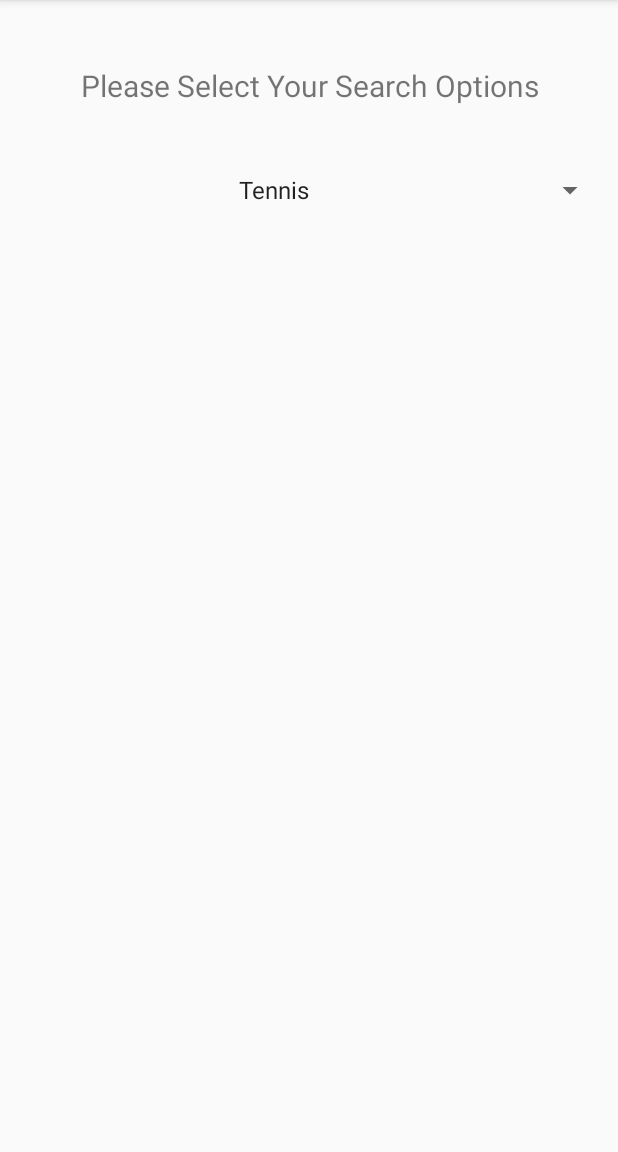
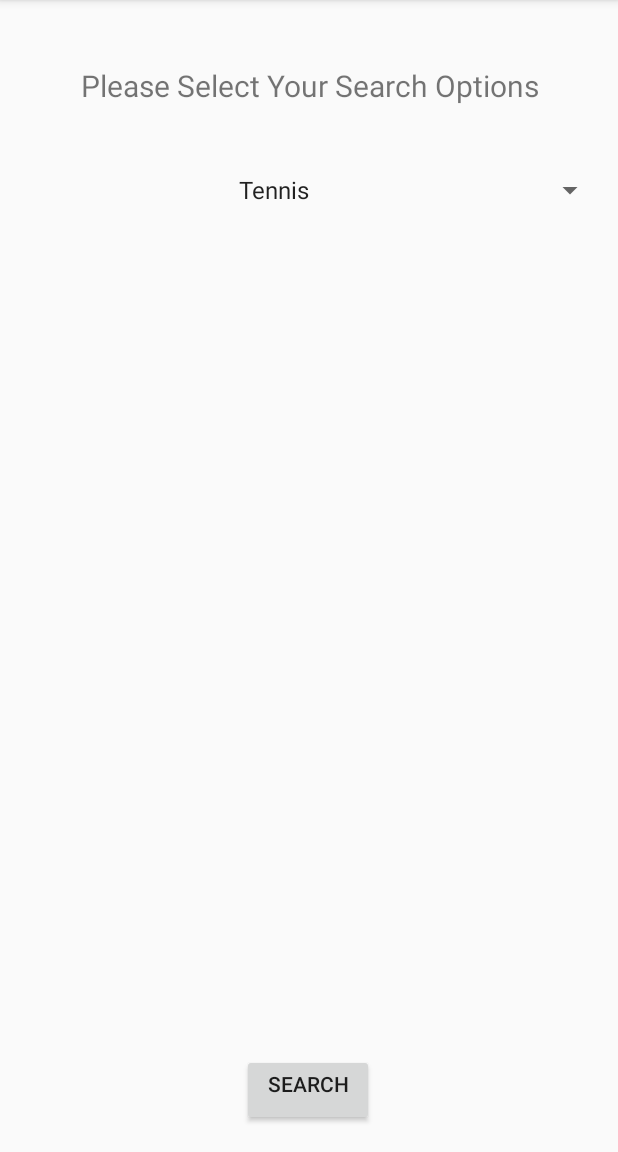
Before and after one commit to MorganLay/Dream-Team, an Android app: the fragment GalleryFragment shown on its own in the app's theme, on a phone screen of 412 x 824 dp, the part 84-1236 px from its top. Run offline under Robolectric (Android 15) with nearby library versions, the phone set to English and light mode, and no system bars.

Commit message:
New button

```diff
--- a/app/src/main/res/layout/fragment_gallery.xml
+++ b/app/src/main/res/layout/fragment_gallery.xml
@@ -40,4 +40,17 @@
         app:layout_constraintVertical_bias="0.048"
         android:gravity="center_horizontal" />
 
+    <Button
+        android:id="@+id/search_submit_button"
+        android:layout_width="wrap_content"
+        android:layout_height="wrap_content"
+        android:gravity="center_horizontal"
+        android:text="@string/search"
+        app:layout_constraintBottom_toBottomOf="parent"
+        app:layout_constraintEnd_toEndOf="parent"
+        app:layout_constraintHorizontal_bias="0.498"
+        app:layout_constraintStart_toStartOf="parent"
+        app:layout_constraintTop_toTopOf="parent"
+        app:layout_constraintVertical_bias="0.976" />
+
 </androidx.constraintlayout.widget.ConstraintLayout>
--- a/app/src/main/res/values/strings.xml
+++ b/app/src/main/res/values/strings.xml
@@ -9,9 +9,10 @@
     <string name="action_logout">Log out</string>
 
     <string name="menu_home">Home</string>
-    <string name="menu_gallery">Map</string>
+    <string name="menu_gallery">Activity Search</string>
     <string name="menu_slideshow">Profile</string>
     <string name="menu_preferences">Preferences</string>
     <string name="menu_map">Nearby Activities</string>
     <string name="navigationbar">navigationBar</string>
+    <string name="search">Search</string>
 </resources>
```
